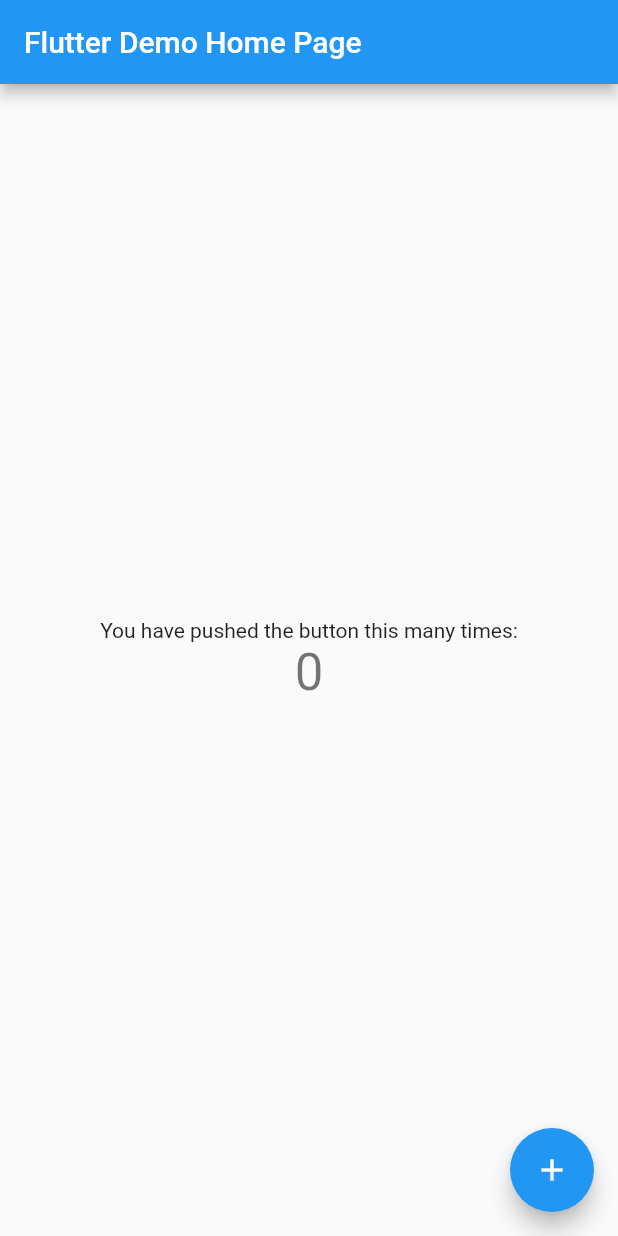
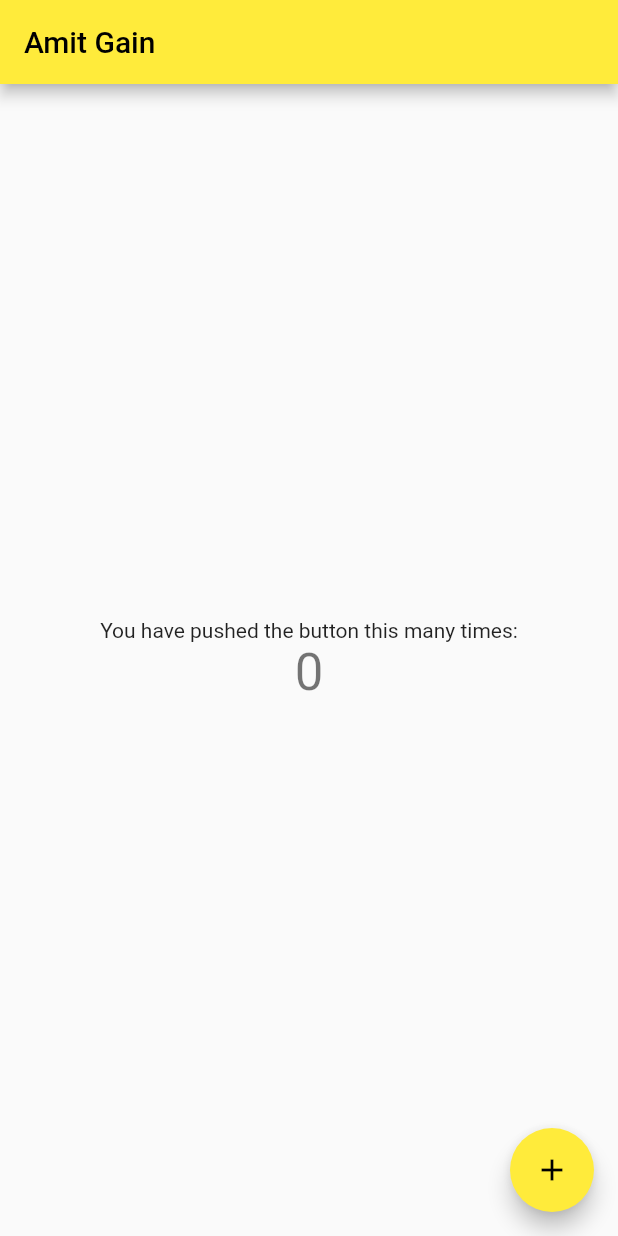
Before and after one commit to AmitGain1818/demoapp, a Flutter app: the screen it shows after launch, on a phone screen of 412 x 824 dp. Run offline on Flutter 3.47's test engine with Material 2 defaults, Android fonts, the phone set to English and light mode, and no system bars.

Commit message:
change text

```diff
--- a/lib/main.dart
+++ b/lib/main.dart
@@ -20,9 +20,9 @@ class MyApp extends StatelessWidget {
         // or simply save your changes to "hot reload" in a Flutter IDE).
         // Notice that the counter didn't reset back to zero; the application
         // is not restarted.
-        primarySwatch: Colors.blue,
+        primarySwatch: Colors.yellow,
       ),
-      home: MyHomePage(title: 'Flutter Demo Home Page'),
+      home: MyHomePage(title: 'Amit Gain'),
     );
   }
 }
```
